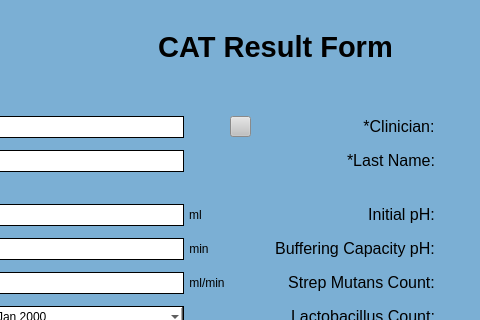
Before: the Qt Designer form UI Screens/COMBdb_CAT_Result_Form.ui in Kasmanian/COMBDb-oldgen, drawn with Qt 5; both pictures show x 215 to 695 and y 184 to 504 of the 981 by 1047 pixel window.
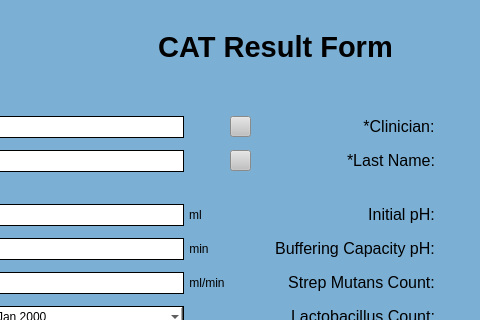
After: the same form once the commit is applied.

```diff
--- a/UI Screens/COMBdb_CAT_Result_Form.ui
+++ b/UI Screens/COMBdb_CAT_Result_Form.ui
@@ -868,6 +868,41 @@
             </widget>
            </widget>
           </item>
+          <item row="1" column="4">
+           <widget class="QPushButton" name="find2">
+            <property name="minimumSize">
+             <size>
+              <width>21</width>
+              <height>21</height>
+             </size>
+            </property>
+            <property name="maximumSize">
+             <size>
+              <width>21</width>
+              <height>21</height>
+             </size>
+            </property>
+            <property name="cursor">
+             <cursorShape>PointingHandCursor</cursorShape>
+            </property>
+            <property name="styleSheet">
+             <string notr="true">QPushButton:hover {
+	 background-color: rgb(210, 210, 210);
+}
+
+QPushButton:focus {
+	background-color: rgb(210, 210, 210);
+}
+
+QPushButton {
+	background-color: rgb(193, 193, 193);
+}</string>
+            </property>
+            <property name="text">
+             <string/>
+            </property>
+           </widget>
+          </item>
          </layout>
         </item>
         <item>
```
